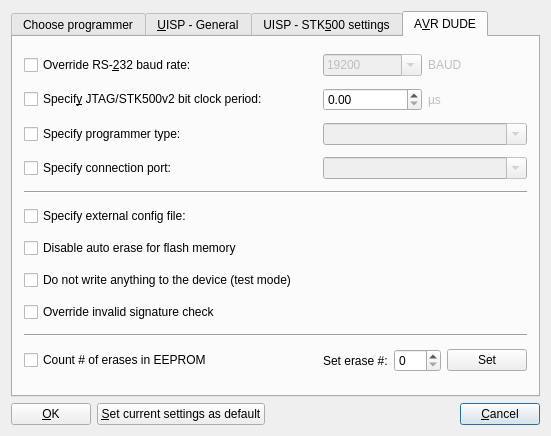
akrutzler/kontrollerlab, file src/klprogrammerconfigwidgetbase.ui: the form before one commit.
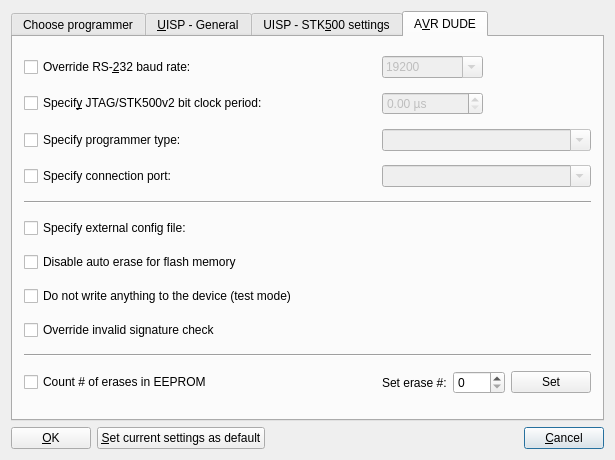
The form after the commit. The open tabs and pages were chosen to show the change. Custom widgets are drawn as their Qt base class.

Commit message:
Signal/Slot connection are now defined in cpp-file not in ui-file.
Qt3 -> Qt4

```diff
--- a/src/klprogrammerconfigwidgetbase.ui
+++ b/src/klprogrammerconfigwidgetbase.ui
@@ -6,8 +6,8 @@
    <rect>
     <x>0</x>
     <y>0</y>
-    <width>551</width>
-    <height>436</height>
+    <width>615</width>
+    <height>460</height>
    </rect>
   </property>
   <property name="windowTitle">
@@ -707,19 +707,6 @@
          </property>
         </widget>
        </item>
-       <item row="0" column="3">
-        <widget class="QLabel" name="tlAVRDUDEBAUD">
-         <property name="enabled">
-          <bool>false</bool>
-         </property>
-         <property name="text">
-          <string>BAUD</string>
-         </property>
-         <property name="wordWrap">
-          <bool>false</bool>
-         </property>
-        </widget>
-       </item>
        <item row="10" column="2" colspan="2">
         <layout class="QHBoxLayout">
          <item>
@@ -859,19 +846,6 @@
          </property>
         </widget>
        </item>
-       <item row="1" column="3">
-        <widget class="QLabel" name="tlAVRDUDEBitClockUS">
-         <property name="enabled">
-          <bool>false</bool>
-         </property>
-         <property name="text">
-          <string>µs</string>
-         </property>
-         <property name="wordWrap">
-          <bool>false</bool>
-         </property>
-        </widget>
-       </item>
        <item row="0" column="2">
         <widget class="QComboBox" name="cbBAUDRate">
          <property name="enabled">
@@ -936,7 +910,17 @@
         </widget>
        </item>
        <item row="1" column="2">
-        <widget class="QDoubleSpinBox" name="cbBitClockPeriodUS"/>
+        <widget class="QDoubleSpinBox" name="cbBitClockPeriodUS">
+         <property name="enabled">
+          <bool>false</bool>
+         </property>
+         <property name="suffix">
+          <string> µs</string>
+         </property>
+         <property name="maximum">
+          <double>1000.000000000000000</double>
+         </property>
+        </widget>
        </item>
       </layout>
      </widget>
```
Left out of the diff: 197 changed lines with no effect on the pictures. The commit also changes 2 other files.
